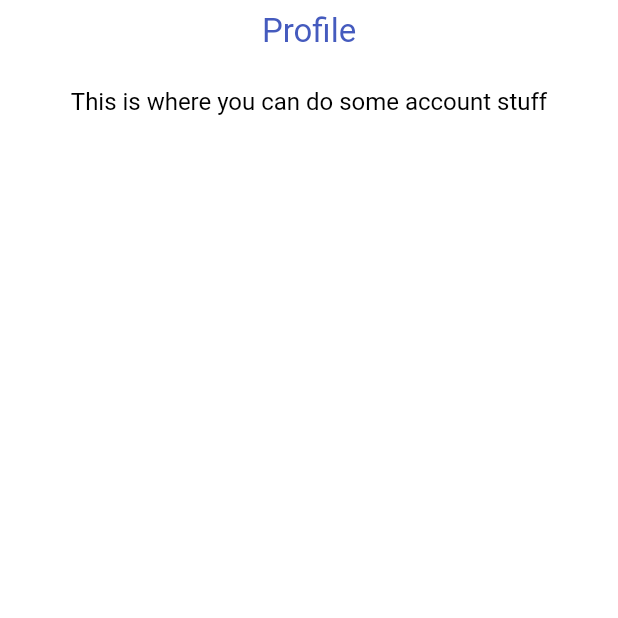
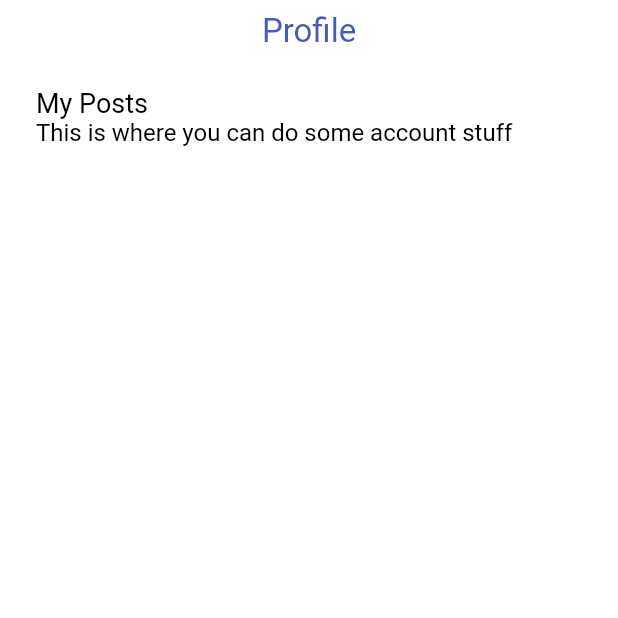
Before and after one commit to simurgh9/f25csci4063, a Flutter app: the AccountScreen screen opened by its route, on a phone screen of 412 x 824 dp, the top half of it. Run offline on Flutter 3.47's test engine with Material 3 defaults, Android fonts, the phone set to English and light mode, and no system bars; network calls fail.

Commit message:
path and ui updates

```diff
--- a/src/client/lib/common/widgets/bottom_bar.dart
+++ b/src/client/lib/common/widgets/bottom_bar.dart
@@ -3,9 +3,9 @@ import 'package:flutter/material.dart';
 import 'package:client/constants/global_variables.dart';
 
 // screens
-import 'package:client/features/account/screens/account_screen.dart';
+import 'package:client/features/account/view/account_screen.dart';
 import 'package:client/features/feed/view/main_feed.dart';
-import 'package:client/features/search/screens/search_screen.dart';
+import 'package:client/features/search/view/search_screen.dart';
 
 class BottomBar extends StatefulWidget {
   static const routeName = 'home';
--- a/src/client/lib/constants/global_variables.dart
+++ b/src/client/lib/constants/global_variables.dart
@@ -15,6 +15,11 @@ class GlobalVariables {
     color: secondaryColor,
   );
 
+  static const TextStyle subHeadingStyle = TextStyle(
+    fontSize: 18,
+    color: Colors.black,
+  );
+
   static const TextStyle bodyStyle = TextStyle(
     fontSize: 16,
     color: Colors.black,
--- a/src/client/lib/features/account/screens/account_screen.dart
+++ b/src/client/lib/features/account/view/account_screen.dart
@@ -18,14 +18,26 @@ class _AccountScreenState extends State<AccountScreen> {
         child: Padding(
           padding: const EdgeInsets.all(8.0),
           child: Column(
+            crossAxisAlignment: CrossAxisAlignment.start, // left-align content
             children: [
               Center(
                 child: Text('Profile', style: GlobalVariables.headingStyle),
               ),
               const SizedBox(height: 24),
-              Text(
-                'This is where you can do some account stuff',
-                style: GlobalVariables.bodyStyle,
+
+              // 👇 extra inset for the content area
+              Padding(
+                padding: const EdgeInsets.symmetric(horizontal: 16.0),
+                child: Column(
+                  crossAxisAlignment: CrossAxisAlignment.start,
+                  children: [
+                    Text('My Posts', style: GlobalVariables.subHeadingStyle),
+                    Text(
+                      'This is where you can do some account stuff',
+                      style: GlobalVariables.bodyStyle,
+                    ),
+                  ],
+                ),
               ),
             ],
           ),
--- a/src/client/lib/router.dart
+++ b/src/client/lib/router.dart
@@ -1,9 +1,9 @@
 import 'package:flutter/material.dart';
 
 // screens
-import 'package:client/features/account/screens/account_screen.dart';
+import 'package:client/features/account/view/account_screen.dart';
 import 'package:client/features/feed/view/main_feed.dart';
-import 'package:client/features/search/screens/search_screen.dart';
+import 'package:client/features/search/view/search_screen.dart';
 
 Route<dynamic> generateRoute(RouteSettings routeSettings) {
   switch (routeSettings.name) {
```
Also changed, not shown: src/client/lib/features/search/view/search_screen.dart (renamed from src/client/lib/features/search/screens/search_screen.dart).
